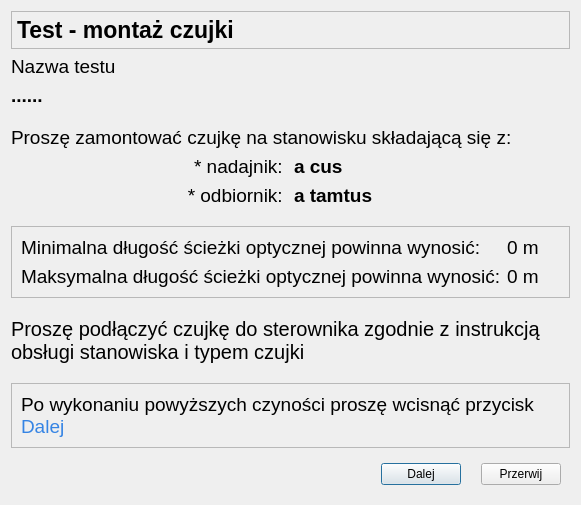
First picture: the form in CzujkiLinioweApp/oknomontaz.ui, repository wiacekmarcin/CzujkiLiniowe, before the edit.
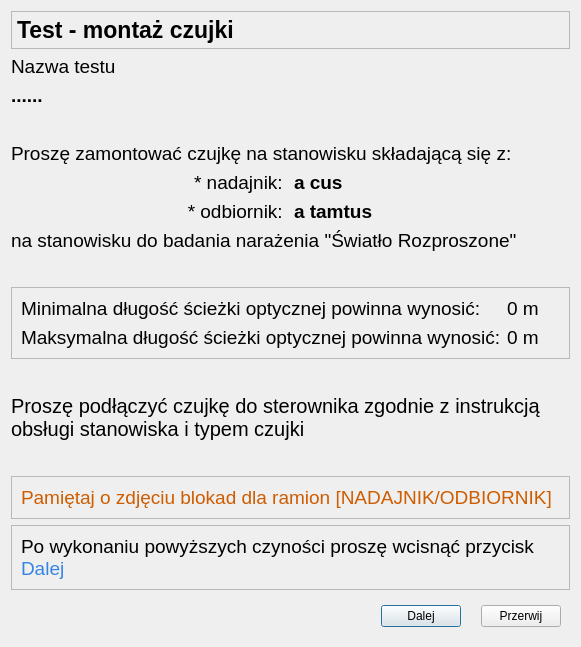
Second picture: the form after the edit. Icons and pictures are not drawn.

```diff
--- a/CzujkiLinioweApp/oknomontaz.ui
+++ b/CzujkiLinioweApp/oknomontaz.ui
@@ -7,7 +7,7 @@
     <x>0</x>
     <y>0</y>
     <width>581</width>
-    <height>505</height>
+    <height>647</height>
    </rect>
   </property>
   <property name="minimumSize">
@@ -26,149 +26,18 @@
    <string>Parametry Testu - montaż czujki</string>
   </property>
   <layout class="QGridLayout" name="gridLayout">
-   <item row="12" column="0" colspan="2">
-    <widget class="QFrame" name="frame_2">
-     <property name="frameShape">
-      <enum>QFrame::StyledPanel</enum>
-     </property>
-     <property name="frameShadow">
-      <enum>QFrame::Raised</enum>
-     </property>
-     <layout class="QHBoxLayout" name="horizontalLayout_2">
-      <item>
-       <widget class="QLabel" name="inf0_next">
-        <property name="font">
-         <font>
-          <pointsize>14</pointsize>
-         </font>
-        </property>
-        <property name="text">
-         <string>&lt;html&gt;&lt;head/&gt;&lt;body&gt;&lt;p&gt;Po wykonaniu powyższych czyności proszę wcisnąć przycisk&lt;span style=&quot; color:#3584e4;&quot;&gt; Dalej&lt;/span&gt;&lt;/p&gt;&lt;/body&gt;&lt;/html&gt;</string>
-        </property>
-        <property name="wordWrap">
-         <bool>true</bool>
-        </property>
-       </widget>
-      </item>
-     </layout>
-    </widget>
-   </item>
-   <item row="7" column="0" colspan="2">
-    <spacer name="verticalSpacer_2">
-     <property name="orientation">
-      <enum>Qt::Vertical</enum>
-     </property>
-     <property name="sizeHint" stdset="0">
-      <size>
-       <width>20</width>
-       <height>40</height>
-      </size>
-     </property>
-    </spacer>
-   </item>
-   <item row="5" column="1">
-    <widget class="QLabel" name="numerNadajnika">
-     <property name="font">
-      <font>
-       <pointsize>14</pointsize>
-       <weight>75</weight>
-       <bold>true</bold>
-      </font>
-     </property>
-     <property name="text">
-      <string>a cus</string>
-     </property>
-    </widget>
-   </item>
-   <item row="6" column="0">
-    <widget class="QLabel" name="eReceiver">
-     <property name="font">
-      <font>
-       <pointsize>14</pointsize>
-      </font>
-     </property>
-     <property name="text">
-      <string>* odbiornik: </string>
-     </property>
-     <property name="alignment">
-      <set>Qt::AlignRight|Qt::AlignTrailing|Qt::AlignVCenter</set>
-     </property>
-    </widget>
-   </item>
-   <item row="1" column="0">
-    <widget class="QLabel" name="lTestName">
-     <property name="font">
-      <font>
-       <pointsize>14</pointsize>
-      </font>
-     </property>
-     <property name="text">
-      <string>Nazwa testu</string>
-     </property>
-     <property name="alignment">
-      <set>Qt::AlignLeading|Qt::AlignLeft|Qt::AlignVCenter</set>
-     </property>
-    </widget>
-   </item>
    <item row="8" column="0" colspan="2">
-    <widget class="QFrame" name="frame_dlugoscDrogiOptycznej">
-     <property name="frameShape">
-      <enum>QFrame::StyledPanel</enum>
+    <spacer name="verticalSpacer_2">
+     <property name="orientation">
+      <enum>Qt::Vertical</enum>
      </property>
-     <property name="frameShadow">
-      <enum>QFrame::Raised</enum>
+     <property name="sizeHint" stdset="0">
+      <size>
+       <width>20</width>
+       <height>40</height>
+      </size>
      </property>
-     <layout class="QFormLayout" name="formLayout">
-      <item row="0" column="0">
-       <widget class="QLabel" name="eminimalnerozstawienie">
-        <property name="font">
-         <font>
-          <pointsize>14</pointsize>
-         </font>
-        </property>
-        <property name="text">
-         <string>Minimalna długość ścieżki optycznej powinna wynosić: </string>
-        </property>
-       </widget>
-      </item>
-      <item row="0" column="1">
-       <widget class="QLabel" name="minimalnerozstawienie">
-        <property name="font">
-         <font>
-          <pointsize>14</pointsize>
-         </font>
-        </property>
-        <property name="text">
-         <string>0 m</string>
-        </property>
-       </widget>
-      </item>
-      <item row="1" column="0">
-       <widget class="QLabel" name="emaksymalnerozstawienie">
-        <property name="font">
-         <font>
-          <pointsize>14</pointsize>
-         </font>
-        </property>
-        <property name="text">
-         <string>Maksymalna długość ścieżki optycznej powinna wynosić:</string>
-        </property>
-       </widget>
-      </item>
-      <item row="1" column="1">
-       <widget class="QLabel" name="maksymalnerozstawienie">
-        <property name="font">
-         <font>
-          <pointsize>14</pointsize>
-         </font>
-        </property>
-        <property name="text">
-         <string>0 m</string>
-        </property>
-       </widget>
-      </item>
-     </layout>
-    </widget>
+    </spacer>
    </item>
    <item row="2" column="0" colspan="2">
     <widget class="QLabel" name="testName">
@@ -184,7 +53,7 @@
      </property>
     </widget>
    </item>
-   <item row="13" column="0" colspan="2">
+   <item row="15" column="0" colspan="2">
     <widget class="QWidget" name="widget" native="true">
      <layout class="QHBoxLayout" name="horizontalLayout_3">
       <property name="spacing">
@@ -228,6 +97,224 @@
      </layout>
     </widget>
    </item>
+   <item row="7" column="0" colspan="2">
+    <widget class="QLabel" name="swiatloRozproszone">
+     <property name="font">
+      <font>
+       <pointsize>14</pointsize>
+      </font>
+     </property>
+     <property name="text">
+      <string>na stanowisku do badania narażenia &quot;Światło Rozproszone&quot;</string>
+     </property>
+    </widget>
+   </item>
+   <item row="14" column="0" colspan="2">
+    <widget class="QFrame" name="frame_2">
+     <property name="frameShape">
+      <enum>QFrame::StyledPanel</enum>
+     </property>
+     <property name="frameShadow">
+      <enum>QFrame::Raised</enum>
+     </property>
+     <layout class="QHBoxLayout" name="horizontalLayout_2">
+      <item>
+       <widget class="QLabel" name="inf0_next">
+        <property name="font">
+         <font>
+          <pointsize>14</pointsize>
+         </font>
+        </property>
+        <property name="text">
+         <string>&lt;html&gt;&lt;head/&gt;&lt;body&gt;&lt;p&gt;Po wykonaniu powyższych czyności proszę wcisnąć przycisk&lt;span style=&quot; color:#3584e4;&quot;&gt; Dalej&lt;/span&gt;&lt;/p&gt;&lt;/body&gt;&lt;/html&gt;</string>
+        </property>
+        <property name="wordWrap">
+         <bool>true</bool>
+        </property>
+       </widget>
+      </item>
+     </layout>
+    </widget>
+   </item>
+   <item row="6" column="0">
+    <widget class="QLabel" name="eReceiver">
+     <property name="font">
+      <font>
+       <pointsize>14</pointsize>
+      </font>
+     </property>
+     <property name="text">
+      <string>* odbiornik: </string>
+     </property>
+     <property name="alignment">
+      <set>Qt::AlignRight|Qt::AlignTrailing|Qt::AlignVCenter</set>
+     </property>
+    </widget>
+   </item>
+   <item row="5" column="0">
+    <widget class="QLabel" name="eTransmitter">
+     <property name="font">
+      <font>
+       <pointsize>14</pointsize>
+      </font>
+     </property>
+     <property name="text">
+      <string>* nadajnik: </string>
+     </property>
+     <property name="alignment">
+      <set>Qt::AlignRight|Qt::AlignTrailing|Qt::AlignVCenter</set>
+     </property>
+    </widget>
+   </item>
+   <item row="9" column="0" colspan="2">
+    <widget class="QFrame" name="frame_dlugoscDrogiOptycznej">
+     <property name="frameShape">
+      <enum>QFrame::StyledPanel</enum>
+     </property>
+     <property name="frameShadow">
+      <enum>QFrame::Raised</enum>
+     </property>
+     <layout class="QFormLayout" name="formLayout">
+      <item row="0" column="0">
+       <widget class="QLabel" name="eminimalnerozstawienie">
+        <property name="font">
+         <font>
+          <pointsize>14</pointsize>
+         </font>
+        </property>
+        <property name="text">
+         <string>Minimalna długość ścieżki optycznej powinna wynosić: </string>
+        </property>
+       </widget>
+      </item>
+      <item row="0" column="1">
+       <widget class="QLabel" name="minimalnerozstawienie">
+        <property name="font">
+         <font>
+          <pointsize>14</pointsize>
+         </font>
+        </property>
+        <property name="text">
+         <string>0 m</string>
+        </property>
+       </widget>
+      </item>
+      <item row="1" column="0">
+       <widget class="QLabel" name="emaksymalnerozstawienie">
+        <property name="font">
+         <font>
+          <pointsize>14</pointsize>
+         </font>
+        </property>
+        <property name="text">
+         <string>Maksymalna długość ścieżki optycznej powinna wynosić:</string>
+        </property>
+       </widget>
+      </item>
+      <item row="1" column="1">
+       <widget class="QLabel" name="maksymalnerozstawienie">
+        <property name="font">
+         <font>
+          <pointsize>14</pointsize>
+         </font>
+        </property>
+        <property name="text">
+         <string>0 m</string>
+        </property>
+       </widget>
+      </item>
+     </layout>
+    </widget>
+   </item>
+   <item row="5" column="1">
+    <widget class="QLabel" name="numerNadajnika">
+     <property name="font">
+      <font>
+       <pointsize>14</pointsize>
+       <weight>75</weight>
+       <bold>true</bold>
+      </font>
+     </property>
+     <property name="text">
+      <string>a cus</string>
+     </property>
+    </widget>
+   </item>
+   <item row="11" column="0" colspan="2">
+    <widget class="QLabel" name="label">
+     <property name="font">
+      <font>
+       <pointsize>15</pointsize>
+      </font>
+     </property>
+     <property name="text">
+      <string>Proszę podłączyć czujkę do sterownika zgodnie z instrukcją obsługi stanowiska i typem czujki</string>
+     </property>
+     <property name="wordWrap">
+      <bool>true</bool>
+     </property>
+     <property name="margin">
+      <number>0</number>
+     </property>
+    </widget>
+   </item>
+   <item row="6" column="1">
+    <widget class="QLabel" name="numerReceiver">
+     <property name="font">
+      <font>
+       <pointsize>14</pointsize>
+       <weight>75</weight>
+       <bold>true</bold>
+      </font>
+     </property>
+     <property name="text">
+      <string>a tamtus</string>
+     </property>
+    </widget>
+   </item>
+   <item row="1" column="0">
+    <widget class="QLabel" name="lTestName">
+     <property name="font">
+      <font>
+       <pointsize>14</pointsize>
+      </font>
+     </property>
+     <property name="text">
+      <string>Nazwa testu</string>
+     </property>
+     <property name="alignment">
+      <set>Qt::AlignLeading|Qt::AlignLeft|Qt::AlignVCenter</set>
+     </property>
+    </widget>
+   </item>
+   <item row="4" column="0" colspan="2">
+    <widget class="QLabel" name="info">
+     <property name="font">
+      <font>
+       <pointsize>14</pointsize>
+      </font>
+     </property>
+     <property name="text">
+      <string>Proszę zamontować czujkę na stanowisku składającą się z:</string>
+     </property>
+     <property name="wordWrap">
+      <bool>true</bool>
+     </property>
+    </widget>
+   </item>
+   <item row="10" column="0" colspan="2">
+    <spacer name="verticalSpacer_4">
+     <property name="orientation">
+      <enum>Qt::Vertical</enum>
+     </property>
+     <property name="sizeHint" stdset="0">
+      <size>
+       <width>20</width>
+       <height>40</height>
+      </size>
+     </property>
+    </spacer>
+   </item>
    <item row="3" column="0">
     <spacer name="verticalSpacer">
      <property name="orientation">
@@ -291,55 +378,7 @@
      </layout>
     </widget>
    </item>
-   <item row="4" column="0" colspan="2">
-    <widget class="QLabel" name="info">
-     <property name="font">
-      <font>
-       <pointsize>14</pointsize>
-      </font>
-     </property>
-     <property name="text">
-      <string>Proszę zamontować czujkę na stanowisku składającą się z:</string>
-     </property>
-     <property name="wordWrap">
-      <bool>true</bool>
-     </property>
-    </widget>
-   </item>
-   <item row="5" column="0">
-    <widget class="QLabel" name="eTransmitter">
-     <property name="font">
-      <font>
-       <pointsize>14</pointsize>
-      </font>
-     </property>
-     <property name="text">
-      <string>* nadajnik: </string>
-     </property>
-     <property name="alignment">
-      <set>Qt::AlignRight|Qt::AlignTrailing|Qt::AlignVCenter</set>
-     </property>
-    </widget>
-   </item>
-   <item row="10" column="0" colspan="2">
-    <widget class="QLabel" name="label">
-     <property name="font">
-      <font>
-       <pointsize>15</pointsize>
-      </font>
-     </property>
-     <property name="text">
-      <string>Proszę podłączyć czujkę do sterownika zgodnie z instrukcją obsługi stanowiska i typem czujki</string>
-     </property>
-     <property name="wordWrap">
-      <bool>true</bool>
-     </property>
-     <property name="margin">
-      <number>0</number>
-     </property>
-    </widget>
-   </item>
-   <item row="11" column="0" colspan="2">
+   <item row="12" column="0" colspan="2">
     <spacer name="verticalSpacer_3">
      <property name="orientation">
       <enum>Qt::Vertical</enum>
@@ -352,33 +391,33 @@
      </property>
     </spacer>
    </item>
-   <item row="6" column="1">
-    <widget class="QLabel" name="numerReceiver">
-     <property name="font">
-      <font>
-       <pointsize>14</pointsize>
-       <weight>75</weight>
-       <bold>true</bold>
-      </font>
+   <item row="13" column="0" colspan="2">
+    <widget class="QFrame" name="frameBlokada">
+     <property name="frameShape">
+      <enum>QFrame::StyledPanel</enum>
      </property>
-     <property name="text">
-      <string>a tamtus</string>
+     <property name="frameShadow">
+      <enum>QFrame::Raised</enum>
      </property>
+     <layout class="QHBoxLayout" name="horizontalLayout_4">
+      <item>
+       <widget class="QLabel" name="infoBlokada">
+        <property name="font">
+         <font>
+          <pointsize>14</pointsize>
+         </font>
+        </property>
+        <property name="text">
+         <string>&lt;html&gt;&lt;head/&gt;&lt;body&gt;&lt;p&gt;&lt;span style=&quot; color:#ce5c00;&quot;&gt;Pamiętaj o zdjęciu blokad dla ramion [NADAJNIK/ODBIORNIK]&lt;/span&gt;&lt;/p&gt;&lt;/body&gt;&lt;/html&gt;</string>
+        </property>
+        <property name="wordWrap">
+         <bool>true</bool>
+        </property>
+       </widget>
+      </item>
+     </layout>
     </widget>
    </item>
-   <item row="9" column="0" colspan="2">
-    <spacer name="verticalSpacer_4">
-     <property name="orientation">
-      <enum>Qt::Vertical</enum>
-     </property>
-     <property name="sizeHint" stdset="0">
-      <size>
-       <width>20</width>
-       <height>40</height>
-      </size>
-     </property>
-    </spacer>
-   </item>
   </layout>
  </widget>
  <resources/>
```
